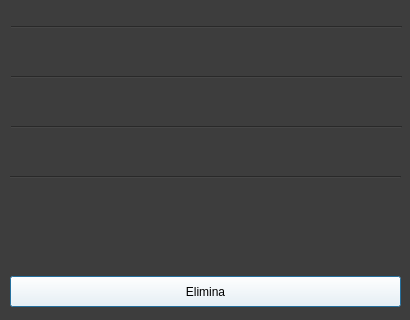
The window that VistaDipendente.ui (riccardomalpiedi/parcheggio) describes before a commit, drawn with Qt 5; both pictures show x 0 to 410 and y 214 to 534 of the 410 by 534 pixel window.
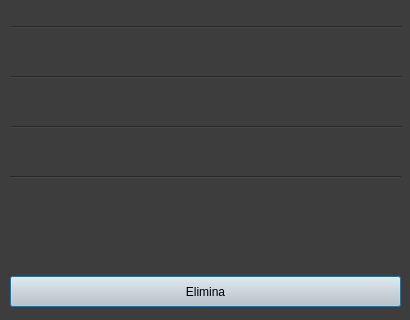
The same window after the commit.

Diff of the .ui file:
```diff
--- a/VistaDipendente.ui
+++ b/VistaDipendente.ui
@@ -122,7 +122,7 @@
     <cursorShape>PointingHandCursor</cursorShape>
    </property>
    <property name="styleSheet">
-    <string notr="true">background-color: rgb(255, 255, 255);</string>
+    <string notr="true">background-color: rgb(202, 202, 202);</string>
    </property>
    <property name="text">
     <string>Elimina</string>
```
